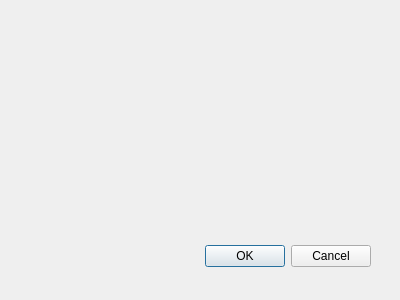
Qt form addfooddialog.ui (muxiaozi/FoodAdmin) before a commit.
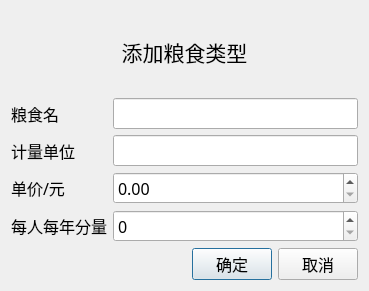
The same form after that commit. Icons and pictures are not drawn.

```diff
--- a/addfooddialog.ui
+++ b/addfooddialog.ui
@@ -8,29 +8,312 @@
    <rect>
     <x>0</x>
     <y>0</y>
-    <width>400</width>
-    <height>300</height>
+    <width>369</width>
+    <height>291</height>
    </rect>
   </property>
   <property name="windowTitle">
    <string>Dialog</string>
   </property>
-  <widget name="buttonBox" class="QDialogButtonBox">
-   <property name="geometry">
-    <rect>
-     <x>30</x>
-     <y>240</y>
-     <width>341</width>
-     <height>32</height>
-    </rect>
-   </property>
-   <property name="orientation">
-    <enum>Qt::Horizontal</enum>
-   </property>
-   <property name="standardButtons">
-    <set>QDialogButtonBox::Cancel|QDialogButtonBox::Ok</set>
-   </property>
-  </widget>
+  <property name="windowIcon">
+   <iconset resource="resource.qrc">
+    <normaloff>:/images/warehouse.png</normaloff>:/images/warehouse.png</iconset>
+  </property>
+  <layout class="QGridLayout" name="gridLayout">
+   <item row="0" column="0">
+    <widget class="QLabel" name="label_5">
+     <property name="font">
+      <font>
+       <family>微软雅黑</family>
+       <pointsize>16</pointsize>
+      </font>
+     </property>
+     <property name="text">
+      <string>添加粮食类型</string>
+     </property>
+     <property name="alignment">
+      <set>Qt::AlignCenter</set>
+     </property>
+    </widget>
+   </item>
+   <item row="1" column="0">
+    <layout class="QFormLayout" name="formLayout">
+     <item row="0" column="0">
+      <widget class="QLabel" name="label">
+       <property name="sizePolicy">
+        <sizepolicy hsizetype="Maximum" vsizetype="Preferred">
+         <horstretch>0</horstretch>
+         <verstretch>0</verstretch>
+        </sizepolicy>
+       </property>
+       <property name="minimumSize">
+        <size>
+         <width>0</width>
+         <height>0</height>
+        </size>
+       </property>
+       <property name="maximumSize">
+        <size>
+         <width>120</width>
+         <height>16777215</height>
+        </size>
+       </property>
+       <property name="font">
+        <font>
+         <family>微软雅黑</family>
+         <pointsize>12</pointsize>
+        </font>
+       </property>
+       <property name="text">
+        <string>粮食名</string>
+       </property>
+      </widget>
+     </item>
+     <item row="0" column="1">
+      <widget class="QLineEdit" name="editFoodName">
+       <property name="sizePolicy">
+        <sizepolicy hsizetype="Minimum" vsizetype="Fixed">
+         <horstretch>0</horstretch>
+         <verstretch>0</verstretch>
+        </sizepolicy>
+       </property>
+       <property name="minimumSize">
+        <size>
+         <width>200</width>
+         <height>0</height>
+        </size>
+       </property>
+       <property name="font">
+        <font>
+         <family>微软雅黑</family>
+         <pointsize>12</pointsize>
+        </font>
+       </property>
+      </widget>
+     </item>
+     <item row="1" column="0">
+      <widget class="QLabel" name="label_2">
+       <property name="sizePolicy">
+        <sizepolicy hsizetype="Maximum" vsizetype="Preferred">
+         <horstretch>0</horstretch>
+         <verstretch>0</verstretch>
+        </sizepolicy>
+       </property>
+       <property name="minimumSize">
+        <size>
+         <width>0</width>
+         <height>0</height>
+        </size>
+       </property>
+       <property name="maximumSize">
+        <size>
+         <width>120</width>
+         <height>16777215</height>
+        </size>
+       </property>
+       <property name="font">
+        <font>
+         <family>微软雅黑</family>
+         <pointsize>12</pointsize>
+        </font>
+       </property>
+       <property name="text">
+        <string>计量单位</string>
+       </property>
+      </widget>
+     </item>
+     <item row="1" column="1">
+      <widget class="QLineEdit" name="editFoodUnit">
+       <property name="sizePolicy">
+        <sizepolicy hsizetype="Minimum" vsizetype="Fixed">
+         <horstretch>0</horstretch>
+         <verstretch>0</verstretch>
+        </sizepolicy>
+       </property>
+       <property name="minimumSize">
+        <size>
+         <width>200</width>
+         <height>0</height>
+        </size>
+       </property>
+       <property name="font">
+        <font>
+         <family>微软雅黑</family>
+         <pointsize>12</pointsize>
+        </font>
+       </property>
+      </widget>
+     </item>
+     <item row="2" column="0">
+      <widget class="QLabel" name="label_3">
+       <property name="sizePolicy">
+        <sizepolicy hsizetype="Maximum" vsizetype="Preferred">
+         <horstretch>0</horstretch>
+         <verstretch>0</verstretch>
+        </sizepolicy>
+       </property>
+       <property name="minimumSize">
+        <size>
+         <width>0</width>
+         <height>0</height>
+        </size>
+       </property>
+       <property name="maximumSize">
+        <size>
+         <width>120</width>
+         <height>16777215</height>
+        </size>
+       </property>
+       <property name="font">
+        <font>
+         <family>微软雅黑</family>
+         <pointsize>12</pointsize>
+        </font>
+       </property>
+       <property name="text">
+        <string>单价/元</string>
+       </property>
+      </widget>
+     </item>
+     <item row="2" column="1">
+      <widget class="QDoubleSpinBox" name="dsbFoodPrice">
+       <property name="sizePolicy">
+        <sizepolicy hsizetype="Minimum" vsizetype="Fixed">
+         <horstretch>0</horstretch>
+         <verstretch>0</verstretch>
+        </sizepolicy>
+       </property>
+       <property name="minimumSize">
+        <size>
+         <width>200</width>
+         <height>0</height>
+        </size>
+       </property>
+       <property name="font">
+        <font>
+         <family>微软雅黑</family>
+         <pointsize>12</pointsize>
+        </font>
+       </property>
+       <property name="maximum">
+        <double>999999999.000000000000000</double>
+       </property>
+      </widget>
+     </item>
+     <item row="3" column="0">
+      <widget class="QLabel" name="label_4">
+       <property name="sizePolicy">
+        <sizepolicy hsizetype="Maximum" vsizetype="Preferred">
+         <horstretch>0</horstretch>
+         <verstretch>0</verstretch>
+        </sizepolicy>
+       </property>
+       <property name="minimumSize">
+        <size>
+         <width>0</width>
+         <height>0</height>
+        </size>
+       </property>
+       <property name="maximumSize">
+        <size>
+         <width>120</width>
+         <height>16777215</height>
+        </size>
+       </property>
+       <property name="font">
+        <font>
+         <family>微软雅黑</family>
+         <pointsize>12</pointsize>
+        </font>
+       </property>
+       <property name="text">
+        <string>每人每年分量</string>
+       </property>
+      </widget>
+     </item>
+     <item row="3" column="1">
+      <widget class="QSpinBox" name="sbUserPerQuantity">
+       <property name="sizePolicy">
+        <sizepolicy hsizetype="Minimum" vsizetype="Fixed">
+         <horstretch>0</horstretch>
+         <verstretch>0</verstretch>
+        </sizepolicy>
+       </property>
+       <property name="minimumSize">
+        <size>
+         <width>200</width>
+         <height>0</height>
+        </size>
+       </property>
+       <property name="font">
+        <font>
+         <family>微软雅黑</family>
+         <pointsize>12</pointsize>
+        </font>
+       </property>
+       <property name="maximum">
+        <number>999999999</number>
+       </property>
+      </widget>
+     </item>
+    </layout>
+   </item>
+   <item row="2" column="0">
+    <layout class="QHBoxLayout" name="horizontalLayout_5">
+     <item>
+      <spacer name="horizontalSpacer">
+       <property name="orientation">
+        <enum>Qt::Horizontal</enum>
+       </property>
+       <property name="sizeHint" stdset="0">
+        <size>
+         <width>40</width>
+         <height>20</height>
+        </size>
+       </property>
+      </spacer>
+     </item>
+     <item>
+      <widget class="QPushButton" name="btnOk">
+       <property name="sizePolicy">
+        <sizepolicy hsizetype="Fixed" vsizetype="Fixed">
+         <horstretch>0</horstretch>
+         <verstretch>0</verstretch>
+        </sizepolicy>
+       </property>
+       <property name="font">
+        <font>
+         <family>微软雅黑</family>
+         <pointsize>12</pointsize>
+        </font>
+       </property>
+       <property name="text">
+        <string>确定</string>
+       </property>
+      </widget>
+     </item>
+     <item>
+      <widget class="QPushButton" name="btnCancel">
+       <property name="sizePolicy">
+        <sizepolicy hsizetype="Fixed" vsizetype="Fixed">
+         <horstretch>0</horstretch>
+         <verstretch>0</verstretch>
+        </sizepolicy>
+       </property>
+       <property name="font">
+        <font>
+         <family>微软雅黑</family>
+         <pointsize>12</pointsize>
+        </font>
+       </property>
+       <property name="text">
+        <string>取消</string>
+       </property>
+      </widget>
+     </item>
+    </layout>
+   </item>
+  </layout>
  </widget>
  <pixmapfunction/>
  <resources/>
```
Left out of the diff: 50 changed lines with no effect on the pictures.
